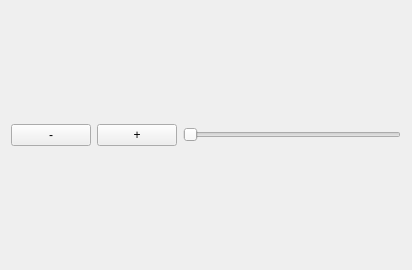
First picture: the form in src/ui/player.ui, repository HuayraLinux/huayra-tda, before the edit.
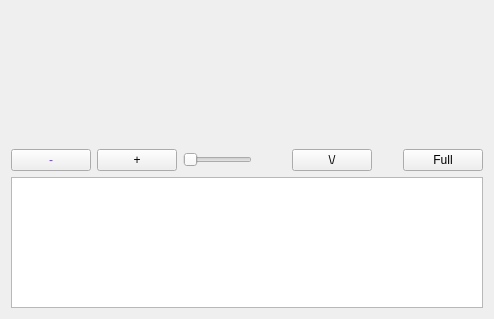
Second picture: the form after the edit.

Commit message: pantalla del player

```diff
--- a/src/ui/player.ui
+++ b/src/ui/player.ui
@@ -6,8 +6,8 @@
    <rect>
     <x>0</x>
     <y>0</y>
-    <width>412</width>
-    <height>270</height>
+    <width>494</width>
+    <height>319</height>
    </rect>
   </property>
   <property name="windowTitle">
@@ -15,12 +15,29 @@
   </property>
   <layout class="QVBoxLayout" name="verticalLayout">
    <item>
-    <layout class="QHBoxLayout" name="layoutVideo"/>
+    <layout class="QHBoxLayout" name="layoutVideo">
+     <item>
+      <spacer name="verticalSpacer">
+       <property name="orientation">
+        <enum>Qt::Vertical</enum>
+       </property>
+       <property name="sizeHint" stdset="0">
+        <size>
+         <width>20</width>
+         <height>200</height>
+        </size>
+       </property>
+      </spacer>
+     </item>
+    </layout>
    </item>
    <item>
     <layout class="QHBoxLayout" name="horizontalLayout">
      <item>
       <widget class="QPushButton" name="btnChannelDown">
+       <property name="styleSheet">
+        <string notr="true">color: rgb(125, 60, 255);</string>
+       </property>
        <property name="text">
         <string>-</string>
        </property>
@@ -40,8 +57,51 @@
        </property>
       </widget>
      </item>
+     <item>
+      <spacer name="horizontalSpacer">
+       <property name="orientation">
+        <enum>Qt::Horizontal</enum>
+       </property>
+       <property name="sizeHint" stdset="0">
+        <size>
+         <width>50</width>
+         <height>20</height>
+        </size>
+       </property>
+      </spacer>
+     </item>
+     <item>
+      <widget class="QPushButton" name="btnShowChannelsList">
+       <property name="text">
+        <string>\/</string>
+       </property>
+      </widget>
+     </item>
+     <item>
+      <spacer name="horizontalSpacer_2">
+       <property name="orientation">
+        <enum>Qt::Horizontal</enum>
+       </property>
+       <property name="sizeHint" stdset="0">
+        <size>
+         <width>40</width>
+         <height>20</height>
+        </size>
+       </property>
+      </spacer>
+     </item>
+     <item>
+      <widget class="QPushButton" name="btnFullScreen">
+       <property name="text">
+        <string>Full</string>
+       </property>
+      </widget>
+     </item>
     </layout>
    </item>
+   <item>
+    <widget class="QListView" name="listView"/>
+   </item>
   </layout>
  </widget>
  <resources/>
```
The commit also changes 1 other file.
